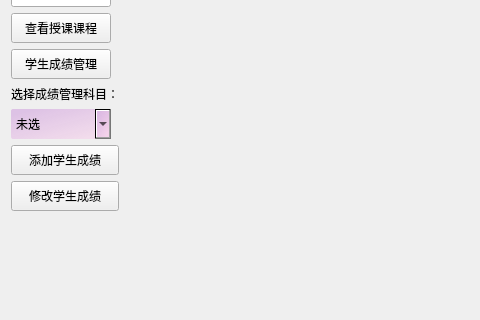
2018876441/C-_project, file untitled1/teaui.ui: the form before one commit; both pictures show x 0 to 480 and y 90 to 410 of the 1000 by 500 pixel window.
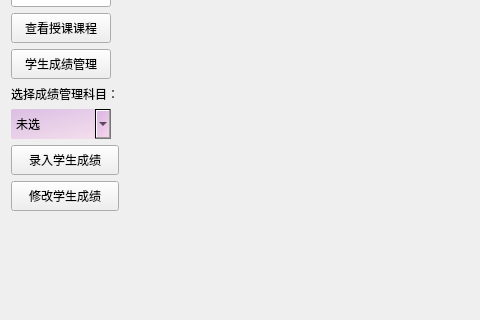
The form after the commit. Icons and pictures are not drawn.

Commit message: 重构的sql语句，继续完善老师录入学生成绩的功能，但是还不够完美

```diff
--- a/untitled1/teaui.ui
+++ b/untitled1/teaui.ui
@@ -154,7 +154,7 @@
         </size>
        </property>
        <property name="text">
-        <string>添加学生成绩</string>
+        <string>录入学生成绩</string>
        </property>
       </widget>
      </item>
@@ -191,7 +191,7 @@
      <property name="minimumSize">
       <size>
        <width>900</width>
-       <height>480</height>
+       <height>479</height>
       </size>
      </property>
      <property name="maximumSize">
```
Left out of the diff: 3 changed lines with no effect on the pictures. The commit also changes 15 other files.
